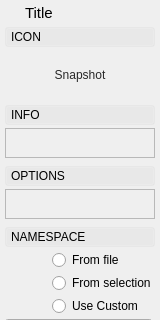
The window that src/studiolibrarymaya/resource/ui/BaseLoadWidget.ui (krathjen/studiolibrary) describes before a commit, drawn with Qt 5; both pictures show x 0 to 160 and y 0 to 320 of the 160 by 609 pixel window.
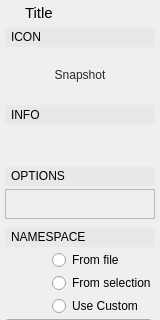
The same window after the commit. Icons and pictures are not drawn.

Commit message: Remove dark styled border from the preview widget

Diff of the .ui file:
```diff
--- a/src/studiolibrarymaya/resource/ui/BaseLoadWidget.ui
+++ b/src/studiolibrarymaya/resource/ui/BaseLoadWidget.ui
@@ -458,10 +458,13 @@
             </size>
            </property>
            <property name="frameShape">
-            <enum>QFrame::StyledPanel</enum>
+            <enum>QFrame::NoFrame</enum>
            </property>
            <property name="frameShadow">
-            <enum>QFrame::Raised</enum>
+            <enum>QFrame::Plain</enum>
+           </property>
+           <property name="lineWidth">
+            <number>0</number>
            </property>
            <layout class="QVBoxLayout" name="verticalLayout_14">
             <property name="spacing">
```
The commit also changes 2 other files.
